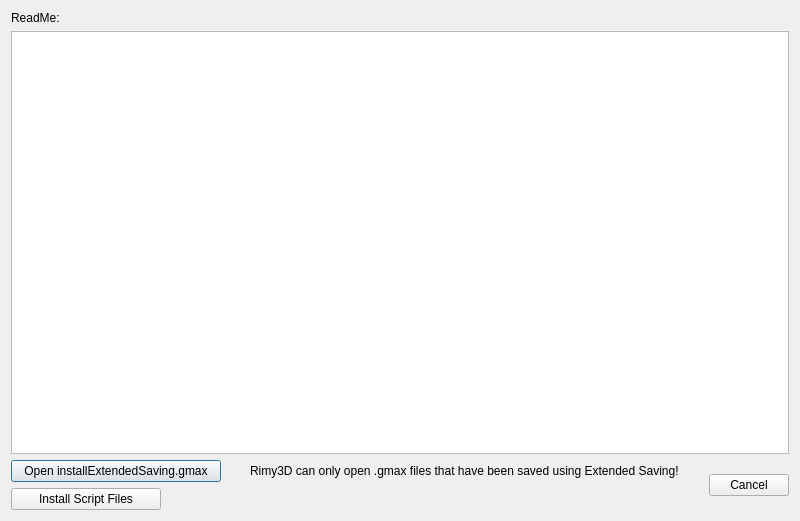
Above: Rimy3D/source/pluginsdialog.ui from Baltram/rmtools before the change. Below: the same form after it.
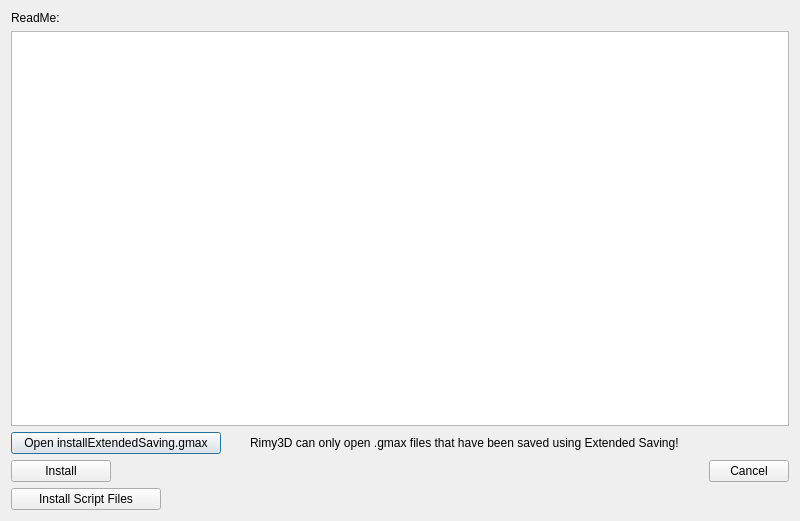
That is the form after the change.

Diff of the .ui file:
```diff
--- a/Rimy3D/source/pluginsdialog.ui
+++ b/Rimy3D/source/pluginsdialog.ui
@@ -121,6 +121,41 @@
          </layout>
         </widget>
        </item>
+       <item>
+        <widget class="QWidget" name="wMax" native="true">
+         <layout class="QHBoxLayout" name="horizontalLayout_4">
+          <property name="margin">
+           <number>0</number>
+          </property>
+          <item>
+           <widget class="QPushButton" name="pushButton_4">
+            <property name="minimumSize">
+             <size>
+              <width>100</width>
+              <height>0</height>
+             </size>
+            </property>
+            <property name="text">
+             <string>Install</string>
+            </property>
+           </widget>
+          </item>
+          <item>
+           <spacer name="horizontalSpacer_4">
+            <property name="orientation">
+             <enum>Qt::Horizontal</enum>
+            </property>
+            <property name="sizeHint" stdset="0">
+             <size>
+              <width>40</width>
+              <height>20</height>
+             </size>
+            </property>
+           </spacer>
+          </item>
+         </layout>
+        </widget>
+       </item>
        <item>
         <widget class="QWidget" name="wBlender" native="true">
          <property name="minimumSize">
```
